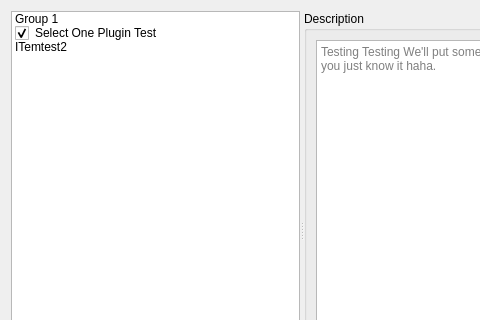
First picture: the form in skymodman/interface/designer/ui/plugin_wizpage.ui, repository Kf4btg/SkyModMan, before the edit; both pictures show x 0 to 480 and y 0 to 320 of the 632 by 459 pixel window.
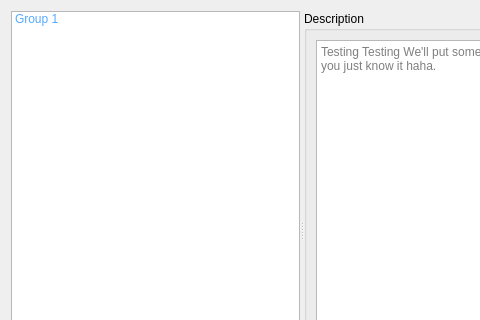
Second picture: the form after the edit. Custom widgets are drawn as their Qt base class.

Commit message: mostly have radiobuttongroups working

What changed in the file:
```diff
--- a/skymodman/interface/designer/ui/plugin_wizpage.ui
+++ b/skymodman/interface/designer/ui/plugin_wizpage.ui
@@ -28,7 +28,7 @@
      <property name="childrenCollapsible">
       <bool>false</bool>
      </property>
-     <widget class="QListWidget" name="plugin_list">
+     <widget class="QTreeWidget" name="plugin_list">
       <property name="sizePolicy">
        <sizepolicy hsizetype="Preferred" vsizetype="Expanding">
         <horstretch>0</horstretch>
@@ -44,38 +44,69 @@
       <property name="mouseTracking">
        <bool>true</bool>
       </property>
+      <property name="styleSheet">
+       <string notr="true">QTreeWidget::item:has-children {
+	color: rgb(85, 170, 255)
+}
+
+QTreeWidget::branch {
+	background: transparent
+}
+
+QTreeWidget QLabel {
+	padding: 2px;
+	font-size:10pt;
+}</string>
+      </property>
       <property name="editTriggers">
        <set>QAbstractItemView::NoEditTriggers</set>
       </property>
+      <property name="indentation">
+       <number>10</number>
+      </property>
+      <property name="rootIsDecorated">
+       <bool>false</bool>
+      </property>
+      <property name="itemsExpandable">
+       <bool>false</bool>
+      </property>
+      <property name="animated">
+       <bool>false</bool>
+      </property>
       <property name="wordWrap">
        <bool>true</bool>
       </property>
+      <property name="headerHidden">
+       <bool>true</bool>
+      </property>
+      <property name="expandsOnDoubleClick">
+       <bool>false</bool>
+      </property>
+      <column>
+       <property name="text">
+        <string>1</string>
+       </property>
+      </column>
       <item>
        <property name="text">
         <string>Group 1</string>
        </property>
-      </item>
       <item>
        <property name="text">
-        <string>Select One Plugin Test</string>
+         <string>Choice1</string>
        </property>
        <property name="checkState">
         <enum>Checked</enum>
        </property>
-       <property name="flags">
-        <set>ItemIsSelectable|ItemIsUserCheckable|ItemIsEnabled</set>
-       </property>
       </item>
       <item>
        <property name="text">
-        <string>ITemtest2</string>
+         <string>Choice2</string>
        </property>
        <property name="checkState">
-        <enum>Unchecked</enum>
-       </property>
-       <property name="flags">
-        <set>ItemIsSelectable|ItemIsUserCheckable|ItemIsEnabled</set>
-       </property>
+         <enum>Checked</enum>
+        </property>
+       </item>
       </item>
      </widget>
      <widget class="QGroupBox" name="plugin_view">
```
Lines whose indentation alone changed are shown as unchanged. The commit also changes 2 other files.
